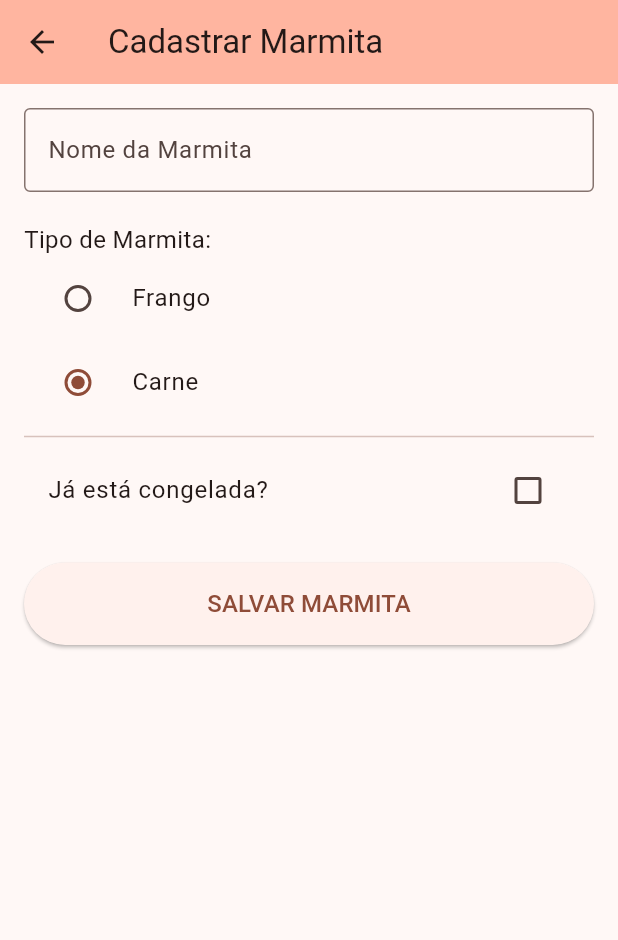
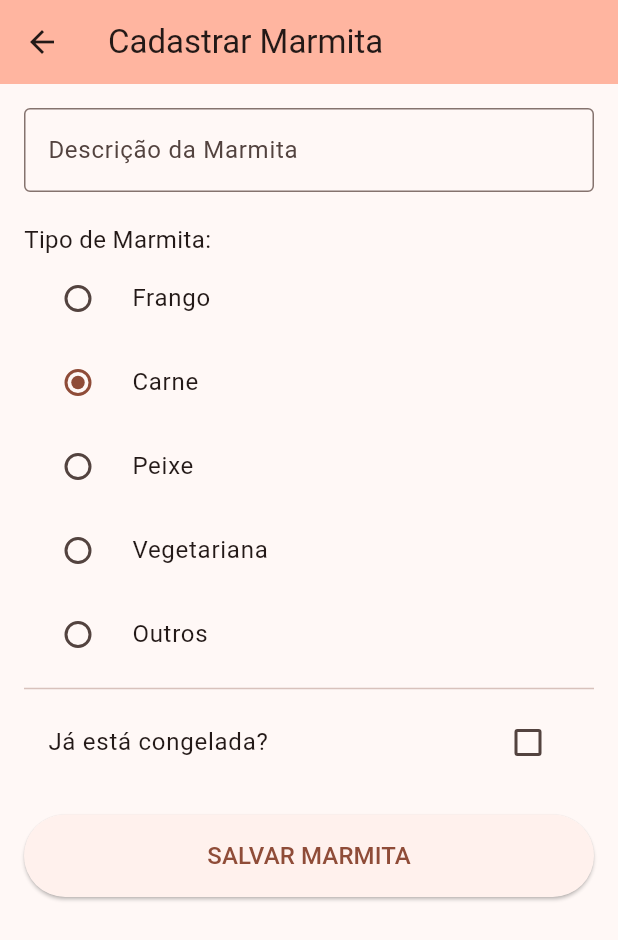
Before and after one commit to RobertoCLN/organizador_marmitas, a Flutter app: the Cadastro screen opened directly, after a tap on "Carne", on a phone screen of 412 x 824 dp. Shown: the top 940 px of the screen. Run offline on Flutter 3.47's test engine with Material 3 defaults, Android fonts, the phone set to English and light mode, and no system bars; our stand-ins replace shared_preferences; accounts and stored records are empty.

Commit message:
feat: atualizando

```diff
--- a/lib/screens/cadastro.dart
+++ b/lib/screens/cadastro.dart
@@ -19,7 +19,7 @@ class _CadastroState extends State<Cadastro> {
     if (_nomeController.text.trim().isEmpty) {
       ScaffoldMessenger.of(context).showSnackBar(
         const SnackBar(
-          content: Text('Por favor, insira um nome para a marmita.'),
+          content: Text('Por favor, insira uma descrição para a marmita.'),
           backgroundColor: Colors.red,
         ),
       );
@@ -68,7 +68,7 @@ class _CadastroState extends State<Cadastro> {
             TextField(
               controller: _nomeController,
               decoration: const InputDecoration(
-                labelText: 'Nome da Marmita',
+                labelText: 'Descrição da Marmita',
                 border: OutlineInputBorder(),
               ),
             ),
@@ -76,25 +76,37 @@ class _CadastroState extends State<Cadastro> {
 
             const Text('Tipo de Marmita:', style: TextStyle(fontSize: 16)),
 
-            RadioListTile<String>(
-              title: const Text('Frango'),
-              value: 'Frango',
+            RadioGroup<String>(
               groupValue: _tipoSelecionado,
               onChanged: (String? valor) {
                 setState(() {
                   _tipoSelecionado = valor!;
                 });
               },
-            ),
-            RadioListTile<String>(
-              title: const Text('Carne'),
-              value: 'Carne',
-              groupValue: _tipoSelecionado,
-              onChanged: (String? valor) {
-                setState(() {
-                  _tipoSelecionado = valor!;
-                });
-              },
+              child: Column(
+                children: [
+                  RadioListTile<String>(
+                    title: const Text('Frango'),
+                    value: 'Frango',
+                  ),
+                  RadioListTile<String>(
+                    title: const Text('Carne'),
+                    value: 'Carne',
+                  ),
+                  RadioListTile<String>(
+                    title: const Text('Peixe'),
+                    value: 'Peixe',
+                  ),
+                  RadioListTile<String>(
+                    title: const Text('Vegetariana'),
+                    value: 'Vegetariana',
+                  ),
+                  RadioListTile<String>(
+                    title: const Text('Outros'),
+                    value: 'Outros',
+                  ),
+                ],
+              ),
             ),
 
             const Divider(),
```
